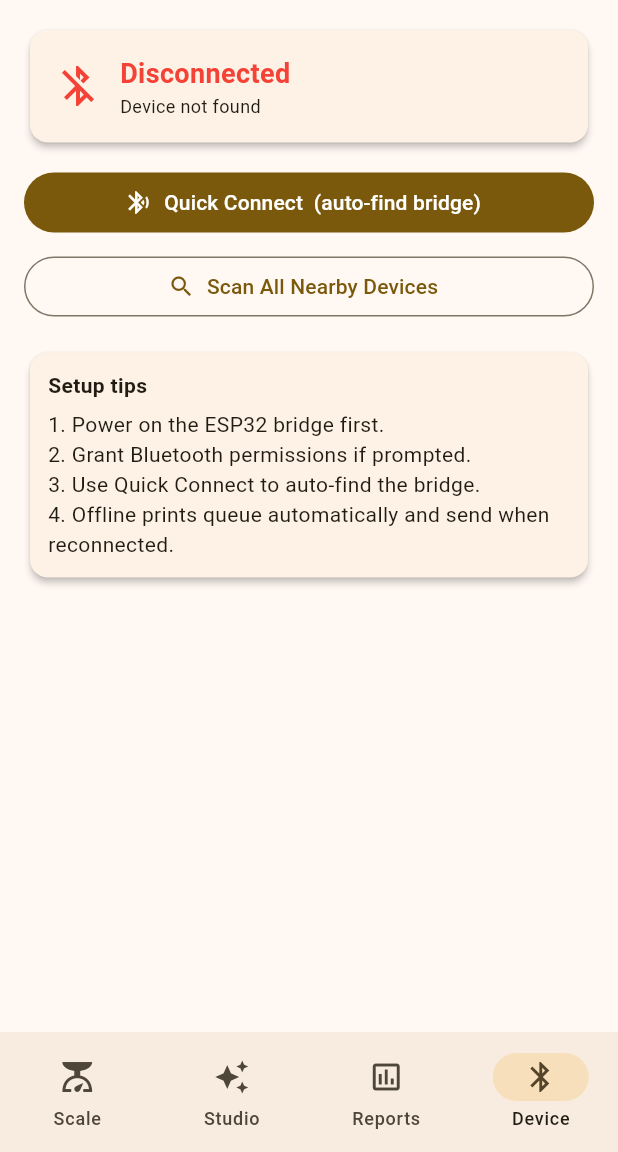
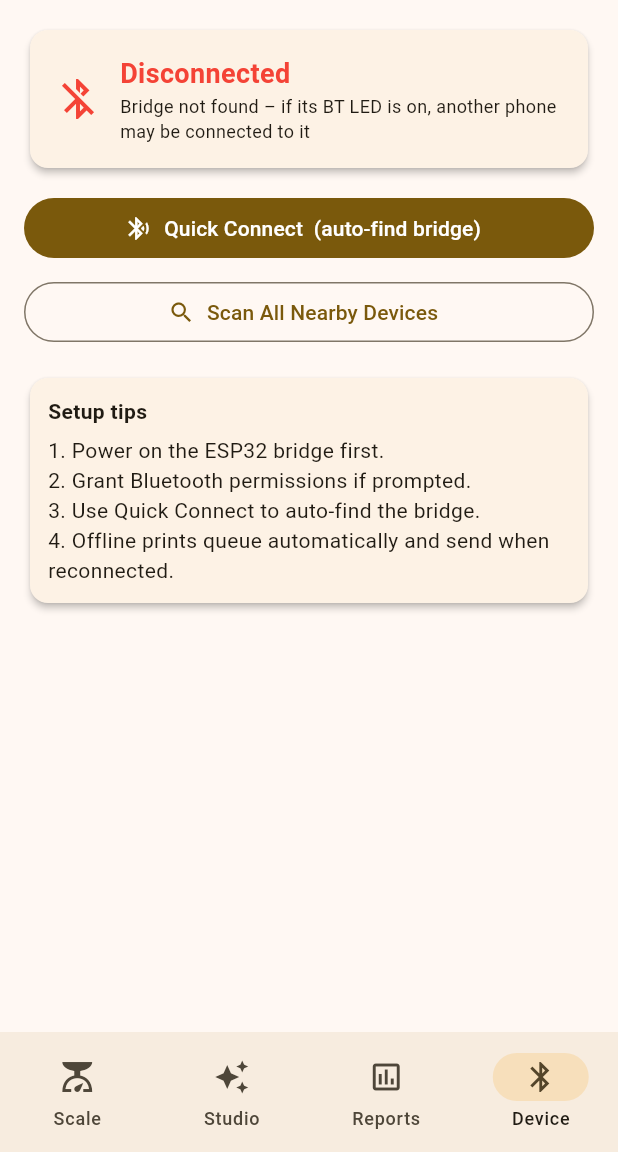
Before and after one commit to jiten3683-cloud/gs-label-app, a Flutter app: the HomeShell screen opened directly with empty values, item 4 of the bottom bar chosen, on a phone screen of 412 x 824 dp, the part 84-1236 px from its top. Run offline on Flutter 3.47's test engine with Material 3 defaults, Android fonts, the phone set to English and light mode, and no system bars; our stand-ins replace barcode_widget, csv, device_info_plus, file_picker, flutter_blue_plus, flutter_secure_storage and 8 more; missing offline and left inert: excel, qr; accounts and stored records are empty.

Commit message:
fix(ble): connect to a bridge already linked at OS level; scan by service UUID (v1.0.10+12)
On iPad the bridge's BT LED was lit (something connected, so it stops
advertising) while the app scanned forever and never found it. iOS never
reports already-connected peripherals in scan results.

- scanAndConnect first takes a bridge from FlutterBluePlus.systemDevices
  ([service]) / connectedDevices, then scans withServices instead of
  withNames (iOS platformName is a cached GAP name)
- the Device tab lists bridges already linked to this phone/iPad
- connect failures show a message instead of an endless search

Co-Authored-By: Claude Opus 5.5 <noreply@anthropic.com>

```diff
--- a/app/lib/pages/connect_page.dart
+++ b/app/lib/pages/connect_page.dart
@@ -193,6 +193,24 @@ class _ConnectPageState extends State<ConnectPage> {
           ],
         ],
 
+        if (!ble.isConnected && ble.linkedDevices.isNotEmpty) ...[
+          const SizedBox(height: 16),
+          const Text('Already linked to this device:',
+              style: TextStyle(fontWeight: FontWeight.w600)),
+          const SizedBox(height: 6),
+          ...ble.linkedDevices.map((d) => Card(
+            color: Theme.of(context).colorScheme.primaryContainer,
+            child: ListTile(
+              leading: Icon(Icons.bluetooth_connected,
+                  color: Theme.of(context).colorScheme.primary),
+              title: Text(d.platformName.isNotEmpty ? d.platformName : ble.deviceName),
+              subtitle: Text(d.remoteId.str),
+              trailing: FilledButton(
+                  onPressed: () => _connectDevice(d), child: const Text('Connect')),
+            ),
+          )),
+        ],
+
         if (ble.nearbyDevices.isNotEmpty) ...[
           const SizedBox(height: 16),
           const Text('Devices found:',
@@ -200,7 +218,7 @@ class _ConnectPageState extends State<ConnectPage> {
           const SizedBox(height: 6),
           ...ble.nearbyDevices.map((r) => _DeviceTile(
             result:   r,
-            isBridge: r.device.platformName == ble.deviceName,
+            isBridge: ble.isBridge(r),
             onConnect: () => _connectDevice(r.device),
           )),
         ],
--- a/app/lib/services/ble_service.dart
+++ b/app/lib/services/ble_service.dart
@@ -32,6 +32,9 @@ class BleService extends ChangeNotifier {
   String lastStatus  = '';
 
   List<ScanResult> nearbyDevices = [];
+  // Bridges the OS already holds a connection to (not advertising, so not in
+  // nearbyDevices). Filled by startGeneralScan.
+  List<BluetoothDevice> linkedDevices = [];
 
   // Raw scale readings — the numbers exactly as the scale sent them. The ESP32
   // does not unit-convert, so these are in `scaleUnit`, whatever that happens to
@@ -88,6 +91,7 @@ class BleService extends ChangeNotifier {
     if (!(await FlutterBluePlus.isSupported)) return;
     nearbyDevices = [];
     isScanning = true;
+    linkedDevices = await systemBridges();
     notifyListeners();
 
     final sub = FlutterBluePlus.scanResults.listen((results) {
@@ -118,31 +122,71 @@ class BleService extends ChangeNotifier {
 
     isScanning = true;
     notifyListeners();
+
+    // The bridge stops advertising once anything connects to it (its BT LED
+    // lights). If that "anything" is this phone/iPad at OS level, a scan can
+    // never find it — so take an already-connected bridge first.
+    BluetoothDevice? found = (await systemBridges()).firstOrNull;
+
+    if (found == null) {
       final completer = Completer<BluetoothDevice?>();
       late StreamSubscription sub;
       sub = FlutterBluePlus.scanResults.listen((results) {
         for (final r in results) {
-        if (r.device.platformName == deviceName) {
-          if (!completer.isCompleted) completer.complete(r.device);
-        }
+          if (isBridge(r) && !completer.isCompleted) completer.complete(r.device);
         }
       });
-    await FlutterBluePlus.startScan(timeout: timeout, withNames: [deviceName]);
-    final found =
-        await completer.future.timeout(timeout, onTimeout: () => null);
+      // Filter on the service UUID: iOS reports a cached GAP name in
+      // platformName, so matching names alone misses the bridge there.
+      await FlutterBluePlus.startScan(timeout: timeout, withServices: [_svc]);
+      found = await completer.future.timeout(timeout, onTimeout: () => null);
       await sub.cancel();
       await FlutterBluePlus.stopScan();
+    }
     isScanning = false;
 
     if (found == null) {
-      lastStatus = 'Device not found';
+      lastStatus = 'Bridge not found – if its BT LED is on, another phone may be '
+          'connected to it';
       notifyListeners();
       return;
     }
+    try {
       await _connectTo(found);
+    } catch (e) {
+      lastStatus = 'Connect failed: $e';
+      notifyListeners();
+    }
   }
 
-  Future<void> connectToDevice(BluetoothDevice d) => _connectTo(d);
+  /// Bridges already connected to this phone/iPad by the OS. They do not
+  /// advertise, so they never appear in scan results.
+  Future<List<BluetoothDevice>> systemBridges() async {
+    try {
+      final sys = await FlutterBluePlus.systemDevices([_svc]);
+      final ids = sys.map((d) => d.remoteId).toSet();
+      return [
+        ...sys,
+        ...FlutterBluePlus.connectedDevices.where((d) => !ids.contains(d.remoteId)),
+      ];
+    } catch (_) {
+      return [];
+    }
+  }
+
+  bool isBridge(ScanResult r) =>
+      r.advertisementData.serviceUuids.contains(_svc) ||
+      r.advertisementData.advName == deviceName ||
+      r.device.platformName == deviceName;
+
+  Future<void> connectToDevice(BluetoothDevice d) async {
+    try {
+      await _connectTo(d);
+    } catch (e) {
+      lastStatus = 'Connect failed: $e';
+      notifyListeners();
+    }
+  }
 
   Future<void> _connectTo(BluetoothDevice d) async {
     _reconnectTimer?.cancel();
--- a/app/pubspec.yaml
+++ b/app/pubspec.yaml
@@ -1,7 +1,7 @@
 name: gs_label_app
 description: "JBC-GS-PRINTER — Gold & Silver label printing app for ESP32 + TSC TTP-244 Pro"
 publish_to: 'none'
-version: 1.0.9+11
+version: 1.0.10+12
 
 environment:
   sdk: '>=3.3.0 <4.0.0'
```
Lines whose indentation alone changed are shown as unchanged.
